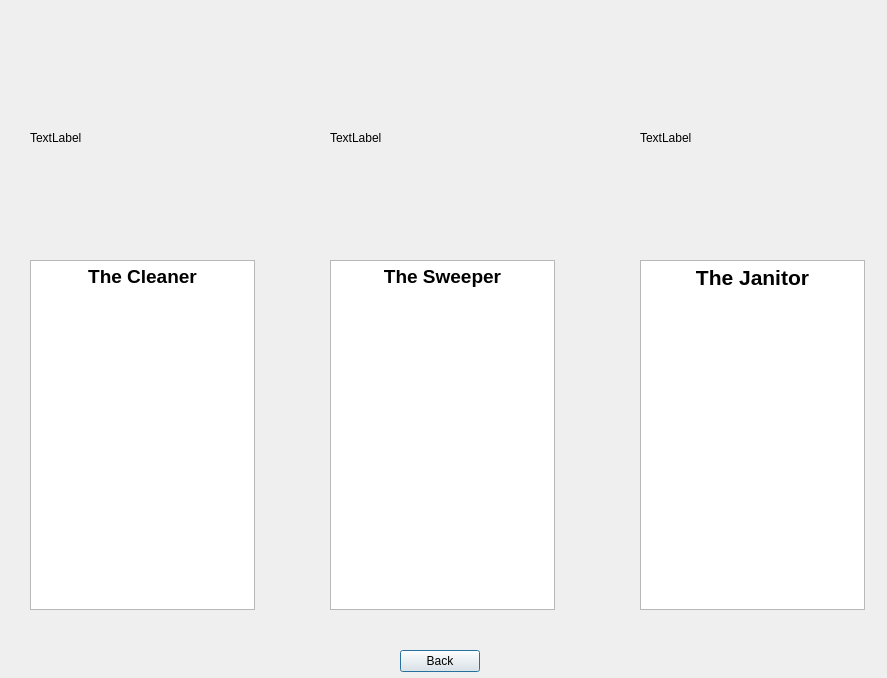
The window that Project2/productview.ui (msamatar0/Project2) describes before a commit, drawn with Qt 5.
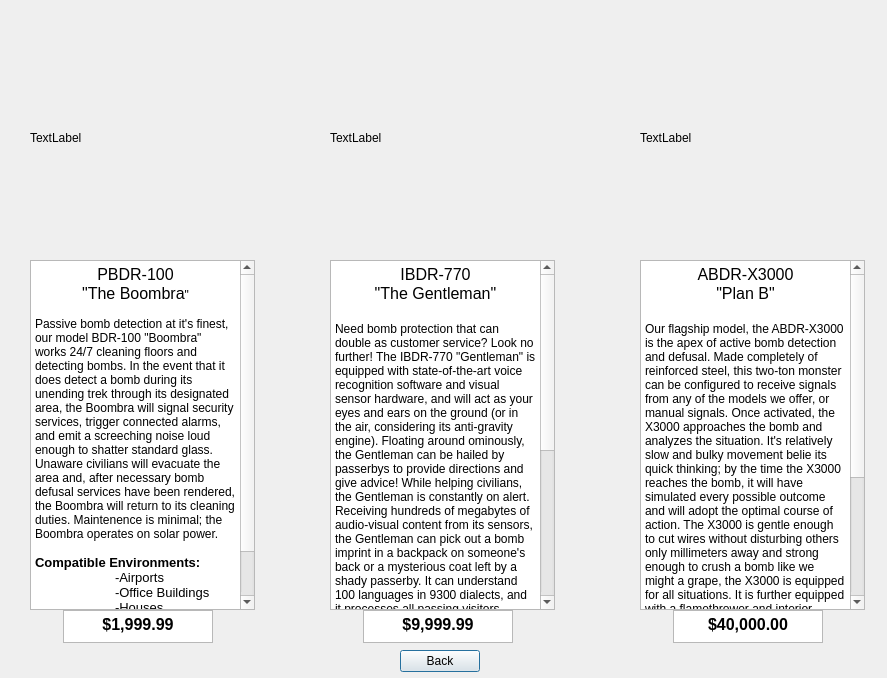
The same window after the commit.

Commit message: finished stories

```diff
--- a/Project2/productview.ui
+++ b/Project2/productview.ui
@@ -27,7 +27,18 @@
 &lt;html&gt;&lt;head&gt;&lt;meta name=&quot;qrichtext&quot; content=&quot;1&quot; /&gt;&lt;style type=&quot;text/css&quot;&gt;
 p, li { white-space: pre-wrap; }
 &lt;/style&gt;&lt;/head&gt;&lt;body style=&quot; font-family:'Sans Serif'; font-size:9pt; font-weight:400; font-style:normal;&quot;&gt;
-&lt;p align=&quot;center&quot; style=&quot; margin-top:0px; margin-bottom:0px; margin-left:0px; margin-right:0px; -qt-block-indent:0; text-indent:0px;&quot;&gt;&lt;span style=&quot; font-size:14pt; font-weight:600;&quot;&gt;The Cleaner&lt;/span&gt;&lt;/p&gt;&lt;/body&gt;&lt;/html&gt;</string>
+&lt;p align=&quot;center&quot; style=&quot; margin-top:0px; margin-bottom:0px; margin-left:0px; margin-right:0px; -qt-block-indent:0; text-indent:0px;&quot;&gt;&lt;span style=&quot; font-size:12pt;&quot;&gt;PBDR-100&lt;/span&gt;&lt;/p&gt;
+&lt;p align=&quot;center&quot; style=&quot; margin-top:0px; margin-bottom:0px; margin-left:0px; margin-right:0px; -qt-block-indent:0; text-indent:0px;&quot;&gt;&lt;span style=&quot; font-size:12pt;&quot;&gt;&amp;quot;The Boombra&lt;/span&gt;&amp;quot;&lt;/p&gt;
+&lt;p align=&quot;center&quot; style=&quot;-qt-paragraph-type:empty; margin-top:0px; margin-bottom:0px; margin-left:0px; margin-right:0px; -qt-block-indent:0; text-indent:0px;&quot;&gt;&lt;br /&gt;&lt;/p&gt;
+&lt;p style=&quot; margin-top:0px; margin-bottom:0px; margin-left:0px; margin-right:0px; -qt-block-indent:0; text-indent:0px;&quot;&gt;Passive bomb detection at it's finest, our model BDR-100 &amp;quot;Boombra&amp;quot; works 24/7 cleaning floors and detecting bombs. In the event that it does detect a bomb during its unending trek through its designated area, the Boombra will signal security services, trigger connected alarms, and emit a screeching noise loud enough to shatter standard glass. Unaware civilians will evacuate the area and, after necessary bomb defusal services have been rendered, the Boombra will return to its cleaning duties. Maintenence is minimal; the Boombra operates on solar power.&lt;/p&gt;
+&lt;p style=&quot;-qt-paragraph-type:empty; margin-top:0px; margin-bottom:0px; margin-left:0px; margin-right:0px; -qt-block-indent:0; text-indent:0px;&quot;&gt;&lt;br /&gt;&lt;/p&gt;
+&lt;p style=&quot; margin-top:0px; margin-bottom:0px; margin-left:0px; margin-right:0px; -qt-block-indent:0; text-indent:0px;&quot;&gt;&lt;span style=&quot; font-size:10pt; font-weight:600;&quot;&gt;Compatible Environments: &lt;/span&gt;&lt;/p&gt;
+&lt;p style=&quot; margin-top:0px; margin-bottom:0px; margin-left:0px; margin-right:0px; -qt-block-indent:0; text-indent:0px;&quot;&gt;&lt;span style=&quot; font-size:10pt;&quot;&gt;	-Airports&lt;/span&gt;&lt;/p&gt;
+&lt;p style=&quot; margin-top:0px; margin-bottom:0px; margin-left:0px; margin-right:0px; -qt-block-indent:0; text-indent:0px;&quot;&gt;&lt;span style=&quot; font-size:10pt;&quot;&gt;	-Office Buildings&lt;/span&gt;&lt;/p&gt;
+&lt;p style=&quot; margin-top:0px; margin-bottom:0px; margin-left:0px; margin-right:0px; -qt-block-indent:0; text-indent:0px;&quot;&gt;&lt;span style=&quot; font-size:10pt;&quot;&gt;	-Houses&lt;/span&gt;&lt;/p&gt;
+&lt;p style=&quot; margin-top:0px; margin-bottom:0px; margin-left:0px; margin-right:0px; -qt-block-indent:0; text-indent:0px;&quot;&gt;&lt;span style=&quot; font-size:10pt;&quot;&gt;	-Sidewalks&lt;/span&gt;&lt;/p&gt;
+&lt;p style=&quot; margin-top:0px; margin-bottom:0px; margin-left:0px; margin-right:0px; -qt-block-indent:0; text-indent:0px;&quot;&gt;&lt;span style=&quot; font-size:10pt;&quot;&gt;	-Roads&lt;/span&gt;&lt;/p&gt;
+&lt;p style=&quot; margin-top:0px; margin-bottom:0px; margin-left:0px; margin-right:0px; -qt-block-indent:0; text-indent:0px;&quot;&gt;&lt;span style=&quot; font-size:10pt;&quot;&gt;	-Ships&lt;/span&gt;&lt;/p&gt;&lt;/body&gt;&lt;/html&gt;</string>
    </property>
   </widget>
   <widget class="QTextEdit" name="textEdit_2">
@@ -44,7 +55,21 @@
 &lt;html&gt;&lt;head&gt;&lt;meta name=&quot;qrichtext&quot; content=&quot;1&quot; /&gt;&lt;style type=&quot;text/css&quot;&gt;
 p, li { white-space: pre-wrap; }
 &lt;/style&gt;&lt;/head&gt;&lt;body style=&quot; font-family:'Sans Serif'; font-size:9pt; font-weight:400; font-style:normal;&quot;&gt;
-&lt;p align=&quot;center&quot; style=&quot; margin-top:0px; margin-bottom:0px; margin-left:0px; margin-right:0px; -qt-block-indent:0; text-indent:0px;&quot;&gt;&lt;span style=&quot; font-size:14pt; font-weight:600;&quot;&gt;The Sweeper&lt;/span&gt;&lt;/p&gt;&lt;/body&gt;&lt;/html&gt;</string>
+&lt;p align=&quot;center&quot; style=&quot; margin-top:0px; margin-bottom:0px; margin-left:0px; margin-right:0px; -qt-block-indent:0; text-indent:0px;&quot;&gt;&lt;span style=&quot; font-size:12pt;&quot;&gt;IBDR-770&lt;/span&gt;&lt;/p&gt;
+&lt;p align=&quot;center&quot; style=&quot; margin-top:0px; margin-bottom:0px; margin-left:0px; margin-right:0px; -qt-block-indent:0; text-indent:0px;&quot;&gt;&lt;span style=&quot; font-size:12pt;&quot;&gt;&amp;quot;The Gentleman&amp;quot;&lt;/span&gt;&lt;/p&gt;
+&lt;p align=&quot;center&quot; style=&quot;-qt-paragraph-type:empty; margin-top:0px; margin-bottom:0px; margin-left:0px; margin-right:0px; -qt-block-indent:0; text-indent:0px; font-size:12pt;&quot;&gt;&lt;br /&gt;&lt;/p&gt;
+&lt;p style=&quot; margin-top:0px; margin-bottom:0px; margin-left:0px; margin-right:0px; -qt-block-indent:0; text-indent:0px;&quot;&gt;Need bomb protection that can double as customer service? Look no further! The IBDR-770 &amp;quot;Gentleman&amp;quot; is equipped with state-of-the-art voice recognition software and visual sensor hardware, and will act as your eyes and ears on the ground (or in the air, considering its anti-gravity engine). Floating around ominously, the Gentleman can be hailed by passerbys to provide directions and give advice! While helping civilians, the Gentleman is constantly on alert. Receiving hundreds of megabytes of audio-visual content from its sensors, the Gentleman can pick out a bomb imprint in a backpack on someone's back or a mysterious coat left by a shady passerby. It can understand 100 languages in 9300 dialects, and it processes all passing visitors simulatenously. It will silently alert the necessary authorities to investigate upon finding something suspicious, or, if it is sure enough, will sound the alarms and get to work defusing by itself. Armed with precision tools, the Gentleman can hover perfectly over a bomb and defuse it in record time.&lt;/p&gt;
+&lt;p style=&quot;-qt-paragraph-type:empty; margin-top:0px; margin-bottom:0px; margin-left:0px; margin-right:0px; -qt-block-indent:0; text-indent:0px;&quot;&gt;&lt;br /&gt;&lt;/p&gt;
+&lt;p style=&quot; margin-top:0px; margin-bottom:0px; margin-left:0px; margin-right:0px; -qt-block-indent:0; text-indent:0px;&quot;&gt;&lt;span style=&quot; font-size:10pt; font-weight:600;&quot;&gt;Compatible Environments: &lt;/span&gt;&lt;/p&gt;
+&lt;p style=&quot; margin-top:0px; margin-bottom:0px; margin-left:0px; margin-right:0px; -qt-block-indent:0; text-indent:0px;&quot;&gt;&lt;span style=&quot; font-size:10pt; font-weight:600;&quot;&gt;	&lt;/span&gt;&lt;span style=&quot; font-size:10pt;&quot;&gt;-Airports&lt;/span&gt;&lt;/p&gt;
+&lt;p style=&quot; margin-top:0px; margin-bottom:0px; margin-left:0px; margin-right:0px; -qt-block-indent:0; text-indent:0px;&quot;&gt;&lt;span style=&quot; font-size:10pt;&quot;&gt;	-Office Buildings&lt;/span&gt;&lt;/p&gt;
+&lt;p style=&quot; margin-top:0px; margin-bottom:0px; margin-left:0px; margin-right:0px; -qt-block-indent:0; text-indent:0px;&quot;&gt;&lt;span style=&quot; font-size:10pt;&quot;&gt;	-Roads&lt;/span&gt;&lt;/p&gt;
+&lt;p style=&quot; margin-top:0px; margin-bottom:0px; margin-left:0px; margin-right:0px; -qt-block-indent:0; text-indent:0px;&quot;&gt;&lt;span style=&quot; font-size:10pt;&quot;&gt;	-Streets&lt;/span&gt;&lt;/p&gt;
+&lt;p style=&quot; margin-top:0px; margin-bottom:0px; margin-left:0px; margin-right:0px; -qt-block-indent:0; text-indent:0px;&quot;&gt;&lt;span style=&quot; font-size:10pt;&quot;&gt;	-Festivals&lt;/span&gt;&lt;/p&gt;
+&lt;p style=&quot; margin-top:0px; margin-bottom:0px; margin-left:0px; margin-right:0px; -qt-block-indent:0; text-indent:0px;&quot;&gt;&lt;span style=&quot; font-size:10pt;&quot;&gt;	-Swamps&lt;/span&gt;&lt;/p&gt;
+&lt;p style=&quot; margin-top:0px; margin-bottom:0px; margin-left:0px; margin-right:0px; -qt-block-indent:0; text-indent:0px;&quot;&gt;&lt;span style=&quot; font-size:10pt;&quot;&gt;	-Airplanes&lt;/span&gt;&lt;/p&gt;
+&lt;p style=&quot; margin-top:0px; margin-bottom:0px; margin-left:0px; margin-right:0px; -qt-block-indent:0; text-indent:0px;&quot;&gt;&lt;span style=&quot; font-size:10pt;&quot;&gt;	-Busses&lt;/span&gt;&lt;/p&gt;
+&lt;p style=&quot; margin-top:0px; margin-bottom:0px; margin-left:0px; margin-right:0px; -qt-block-indent:0; text-indent:0px;&quot;&gt;&lt;span style=&quot; font-size:10pt;&quot;&gt;	-Ships&lt;/span&gt;&lt;/p&gt;&lt;/body&gt;&lt;/html&gt;</string>
    </property>
   </widget>
   <widget class="QTextEdit" name="textEdit_3">
@@ -61,7 +86,21 @@
 &lt;html&gt;&lt;head&gt;&lt;meta name=&quot;qrichtext&quot; content=&quot;1&quot; /&gt;&lt;style type=&quot;text/css&quot;&gt;
 p, li { white-space: pre-wrap; }
 &lt;/style&gt;&lt;/head&gt;&lt;body style=&quot; font-family:'Sans Serif'; font-size:9pt; font-weight:400; font-style:normal;&quot;&gt;
-&lt;p align=&quot;center&quot; style=&quot; margin-top:0px; margin-bottom:0px; margin-left:0px; margin-right:0px; -qt-block-indent:0; text-indent:0px;&quot;&gt;&lt;span style=&quot; font-size:16pt; font-weight:600;&quot;&gt;The Janitor&lt;/span&gt;&lt;/p&gt;&lt;/body&gt;&lt;/html&gt;</string>
+&lt;p align=&quot;center&quot; style=&quot; margin-top:0px; margin-bottom:0px; margin-left:0px; margin-right:0px; -qt-block-indent:0; text-indent:0px;&quot;&gt;&lt;span style=&quot; font-size:12pt;&quot;&gt;ABDR-X3000&lt;/span&gt;&lt;/p&gt;
+&lt;p align=&quot;center&quot; style=&quot; margin-top:0px; margin-bottom:0px; margin-left:0px; margin-right:0px; -qt-block-indent:0; text-indent:0px;&quot;&gt;&lt;span style=&quot; font-size:12pt;&quot;&gt;&amp;quot;Plan B&amp;quot;&lt;/span&gt;&lt;/p&gt;
+&lt;p align=&quot;center&quot; style=&quot;-qt-paragraph-type:empty; margin-top:0px; margin-bottom:0px; margin-left:0px; margin-right:0px; -qt-block-indent:0; text-indent:0px; font-size:12pt;&quot;&gt;&lt;br /&gt;&lt;/p&gt;
+&lt;p style=&quot; margin-top:0px; margin-bottom:0px; margin-left:0px; margin-right:0px; -qt-block-indent:0; text-indent:0px;&quot;&gt;Our flagship model, the ABDR-X3000 is the apex of active bomb detection and defusal. Made completely of reinforced steel, this two-ton monster can be configured to receive signals from any of the models we offer, or manual signals. Once activated, the X3000 approaches the bomb and analyzes the situation. It's relatively slow and bulky movement belie its quick thinking; by the time the X3000 reaches the bomb, it will have simulated every possible outcome and will adopt the optimal course of action. The X3000 is gentle enough to cut wires without disturbing others only millimeters away and strong enough to crush a bomb like we might a grape, the X3000 is equipped for all situations. It is further equipped with a flamethrower and interior detonation compartment that it can use if all else fails.&lt;/p&gt;
+&lt;p style=&quot;-qt-paragraph-type:empty; margin-top:0px; margin-bottom:0px; margin-left:0px; margin-right:0px; -qt-block-indent:0; text-indent:0px;&quot;&gt;&lt;br /&gt;&lt;/p&gt;
+&lt;p style=&quot; margin-top:0px; margin-bottom:0px; margin-left:0px; margin-right:0px; -qt-block-indent:0; text-indent:0px;&quot;&gt;&lt;span style=&quot; font-size:10pt; font-weight:600;&quot;&gt;Compatible Environments: &lt;/span&gt;&lt;/p&gt;
+&lt;p style=&quot; margin-top:0px; margin-bottom:0px; margin-left:0px; margin-right:0px; -qt-block-indent:0; text-indent:0px;&quot;&gt;&lt;span style=&quot; font-size:10pt;&quot;&gt;	Airports&lt;/span&gt;&lt;/p&gt;
+&lt;p style=&quot; margin-top:0px; margin-bottom:0px; margin-left:0px; margin-right:0px; -qt-block-indent:0; text-indent:0px;&quot;&gt;&lt;span style=&quot; font-size:10pt;&quot;&gt;	Office Buildings&lt;/span&gt;&lt;/p&gt;
+&lt;p style=&quot; margin-top:0px; margin-bottom:0px; margin-left:0px; margin-right:0px; -qt-block-indent:0; text-indent:0px;&quot;&gt;&lt;span style=&quot; font-size:10pt;&quot;&gt;	Deserts&lt;/span&gt;&lt;/p&gt;
+&lt;p style=&quot; margin-top:0px; margin-bottom:0px; margin-left:0px; margin-right:0px; -qt-block-indent:0; text-indent:0px;&quot;&gt;&lt;span style=&quot; font-size:10pt;&quot;&gt;	Grassland&lt;/span&gt;&lt;/p&gt;
+&lt;p style=&quot; margin-top:0px; margin-bottom:0px; margin-left:0px; margin-right:0px; -qt-block-indent:0; text-indent:0px;&quot;&gt;&lt;span style=&quot; font-size:10pt;&quot;&gt;	Swamps&lt;/span&gt;&lt;/p&gt;
+&lt;p style=&quot; margin-top:0px; margin-bottom:0px; margin-left:0px; margin-right:0px; -qt-block-indent:0; text-indent:0px;&quot;&gt;&lt;span style=&quot; font-size:10pt;&quot;&gt;	Sidewalks&lt;/span&gt;&lt;/p&gt;
+&lt;p style=&quot; margin-top:0px; margin-bottom:0px; margin-left:0px; margin-right:0px; -qt-block-indent:0; text-indent:0px;&quot;&gt;&lt;span style=&quot; font-size:10pt;&quot;&gt;	Roads&lt;/span&gt;&lt;/p&gt;
+&lt;p style=&quot; margin-top:0px; margin-bottom:0px; margin-left:0px; margin-right:0px; -qt-block-indent:0; text-indent:0px;&quot;&gt;&lt;span style=&quot; font-size:10pt;&quot;&gt;	Underwater&lt;/span&gt;&lt;/p&gt;
+&lt;p style=&quot; margin-top:0px; margin-bottom:0px; margin-left:0px; margin-right:0px; -qt-block-indent:0; text-indent:0px;&quot;&gt;&lt;span style=&quot; font-size:10pt;&quot;&gt;	and more!&lt;/span&gt;&lt;/p&gt;&lt;/body&gt;&lt;/html&gt;</string>
    </property>
   </widget>
   <widget class="QPushButton" name="pushButton">
@@ -116,6 +155,57 @@
     <string>TextLabel</string>
    </property>
   </widget>
+  <widget class="QTextEdit" name="textEdit_4">
+   <property name="geometry">
+    <rect>
+     <x>63</x>
+     <y>610</y>
+     <width>150</width>
+     <height>33</height>
+    </rect>
+   </property>
+   <property name="html">
+    <string>&lt;!DOCTYPE HTML PUBLIC &quot;-//W3C//DTD HTML 4.0//EN&quot; &quot;http://www.w3.org/TR/REC-html40/strict.dtd&quot;&gt;
+&lt;html&gt;&lt;head&gt;&lt;meta name=&quot;qrichtext&quot; content=&quot;1&quot; /&gt;&lt;style type=&quot;text/css&quot;&gt;
+p, li { white-space: pre-wrap; }
+&lt;/style&gt;&lt;/head&gt;&lt;body style=&quot; font-family:'Sans Serif'; font-size:9pt; font-weight:400; font-style:normal;&quot;&gt;
+&lt;p align=&quot;center&quot; style=&quot; margin-top:0px; margin-bottom:0px; margin-left:0px; margin-right:0px; -qt-block-indent:0; text-indent:0px;&quot;&gt;&lt;span style=&quot; font-size:12pt; font-weight:600;&quot;&gt;$1,999.99&lt;/span&gt;&lt;/p&gt;&lt;/body&gt;&lt;/html&gt;</string>
+   </property>
+  </widget>
+  <widget class="QTextEdit" name="textEdit_5">
+   <property name="geometry">
+    <rect>
+     <x>363</x>
+     <y>610</y>
+     <width>150</width>
+     <height>33</height>
+    </rect>
+   </property>
+   <property name="html">
+    <string>&lt;!DOCTYPE HTML PUBLIC &quot;-//W3C//DTD HTML 4.0//EN&quot; &quot;http://www.w3.org/TR/REC-html40/strict.dtd&quot;&gt;
+&lt;html&gt;&lt;head&gt;&lt;meta name=&quot;qrichtext&quot; content=&quot;1&quot; /&gt;&lt;style type=&quot;text/css&quot;&gt;
+p, li { white-space: pre-wrap; }
+&lt;/style&gt;&lt;/head&gt;&lt;body style=&quot; font-family:'Sans Serif'; font-size:9pt; font-weight:400; font-style:normal;&quot;&gt;
+&lt;p align=&quot;center&quot; style=&quot; margin-top:0px; margin-bottom:0px; margin-left:0px; margin-right:0px; -qt-block-indent:0; text-indent:0px;&quot;&gt;&lt;span style=&quot; font-size:12pt; font-weight:600;&quot;&gt;$9,999.99&lt;/span&gt;&lt;/p&gt;&lt;/body&gt;&lt;/html&gt;</string>
+   </property>
+  </widget>
+  <widget class="QTextEdit" name="textEdit_6">
+   <property name="geometry">
+    <rect>
+     <x>673</x>
+     <y>610</y>
+     <width>150</width>
+     <height>33</height>
+    </rect>
+   </property>
+   <property name="html">
+    <string>&lt;!DOCTYPE HTML PUBLIC &quot;-//W3C//DTD HTML 4.0//EN&quot; &quot;http://www.w3.org/TR/REC-html40/strict.dtd&quot;&gt;
+&lt;html&gt;&lt;head&gt;&lt;meta name=&quot;qrichtext&quot; content=&quot;1&quot; /&gt;&lt;style type=&quot;text/css&quot;&gt;
+p, li { white-space: pre-wrap; }
+&lt;/style&gt;&lt;/head&gt;&lt;body style=&quot; font-family:'Sans Serif'; font-size:9pt; font-weight:400; font-style:normal;&quot;&gt;
+&lt;p align=&quot;center&quot; style=&quot; margin-top:0px; margin-bottom:0px; margin-left:0px; margin-right:0px; -qt-block-indent:0; text-indent:0px;&quot;&gt;&lt;span style=&quot; font-size:12pt; font-weight:600;&quot;&gt;$40,000.00&lt;/span&gt;&lt;/p&gt;&lt;/body&gt;&lt;/html&gt;</string>
+   </property>
+  </widget>
  </widget>
  <resources/>
  <connections/>
```
The commit also changes 2 other files.
